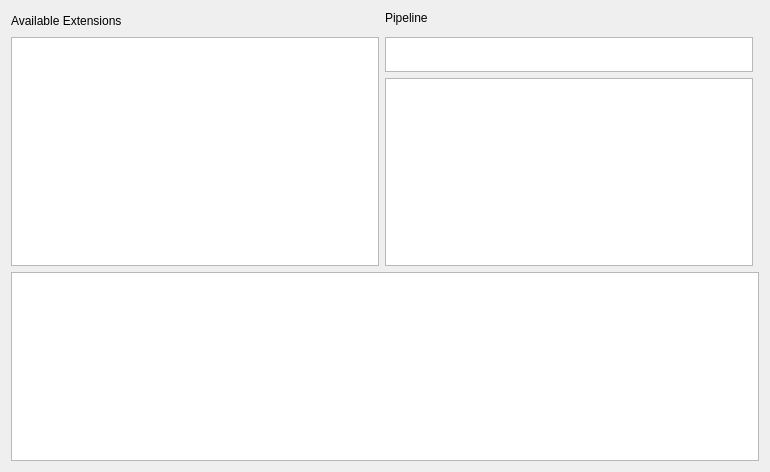
First picture: the form in modules/src/gui/widgets/projectorassemblywidget.ui, repository phernst/ctl, before the edit.
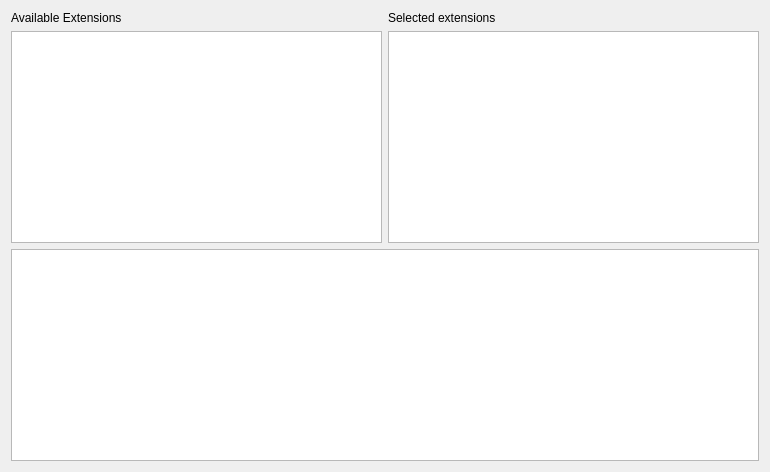
Second picture: the form after the edit. Custom widgets are drawn as their Qt base class.

The edit to the form file:
```diff
--- a/modules/src/gui/widgets/projectorassemblywidget.ui
+++ b/modules/src/gui/widgets/projectorassemblywidget.ui
@@ -14,7 +14,7 @@
    <string>ProjectorAssemblyWidget</string>
   </property>
   <layout class="QGridLayout" name="gridLayout">
-   <item row="0" column="0" rowspan="2">
+   <item row="0" column="0">
     <widget class="QLabel" name="label">
      <property name="text">
       <string>Available Extensions</string>
@@ -24,14 +24,11 @@
    <item row="0" column="1">
     <widget class="QLabel" name="label_2">
      <property name="text">
-      <string>Pipeline</string>
+      <string>Selected extensions</string>
      </property>
     </widget>
    </item>
-   <item row="1" column="2" rowspan="3">
-    <widget class="ExtensionConfigWidget" name="widget" native="true"/>
-   </item>
-   <item row="2" column="0" rowspan="2">
+   <item row="1" column="0">
     <widget class="QListWidget" name="extensionList">
      <property name="sizePolicy">
       <sizepolicy hsizetype="Expanding" vsizetype="Expanding">
@@ -41,33 +38,17 @@
      </property>
     </widget>
    </item>
-   <item row="2" column="1">
-    <widget class="QListWidget" name="pipelineList_2">
-     <property name="sizePolicy">
-      <sizepolicy hsizetype="Expanding" vsizetype="Fixed">
-       <horstretch>0</horstretch>
-       <verstretch>0</verstretch>
-      </sizepolicy>
-     </property>
-     <property name="maximumSize">
-      <size>
-       <width>16777215</width>
-       <height>35</height>
-      </size>
-     </property>
-    </widget>
-   </item>
-   <item row="3" column="1">
+   <item row="1" column="1">
     <widget class="QListWidget" name="pipelineList">
      <property name="sizePolicy">
-      <sizepolicy hsizetype="Expanding" vsizetype="Maximum">
+      <sizepolicy hsizetype="Expanding" vsizetype="Expanding">
        <horstretch>0</horstretch>
        <verstretch>0</verstretch>
       </sizepolicy>
      </property>
     </widget>
    </item>
-   <item row="4" column="0" colspan="3">
+   <item row="2" column="0" colspan="2">
     <widget class="QTextBrowser" name="codeViewer">
      <property name="font">
       <font>
@@ -78,14 +59,6 @@
    </item>
   </layout>
  </widget>
- <customwidgets>
-  <customwidget>
-   <class>ExtensionConfigWidget</class>
-   <extends>QWidget</extends>
-   <header>gui/widgets/projectorassemblywidget.h</header>
-   <container>1</container>
-  </customwidget>
- </customwidgets>
  <resources/>
  <connections/>
  <slots>
```
Left out of the diff: 6 changed lines with no effect on the pictures.
